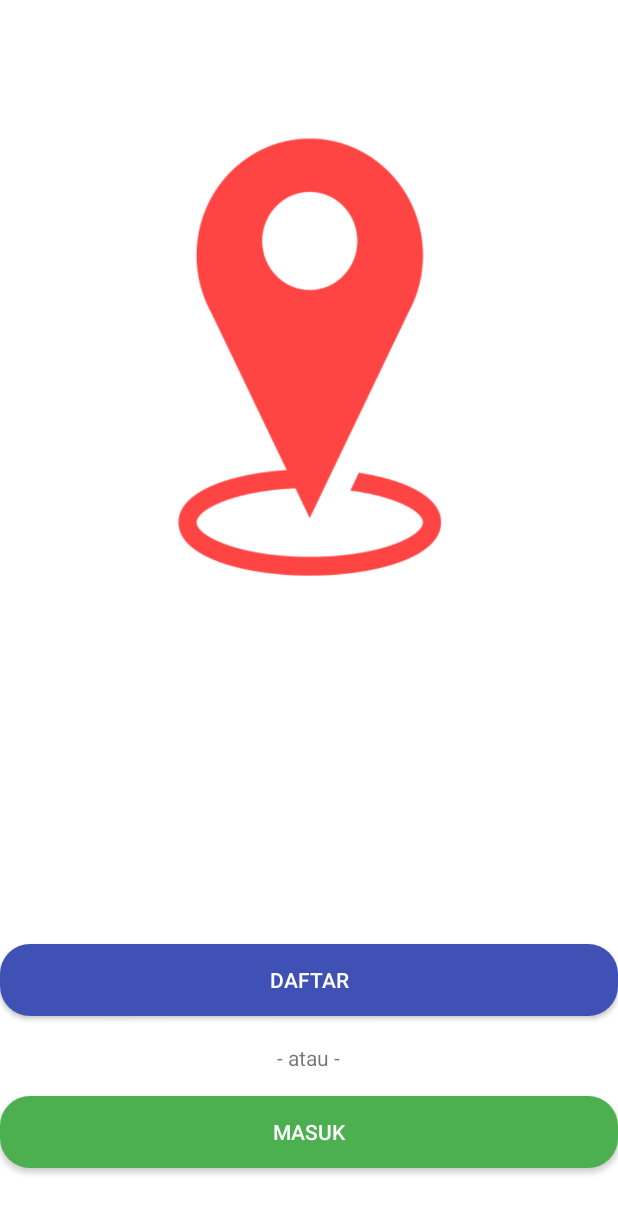
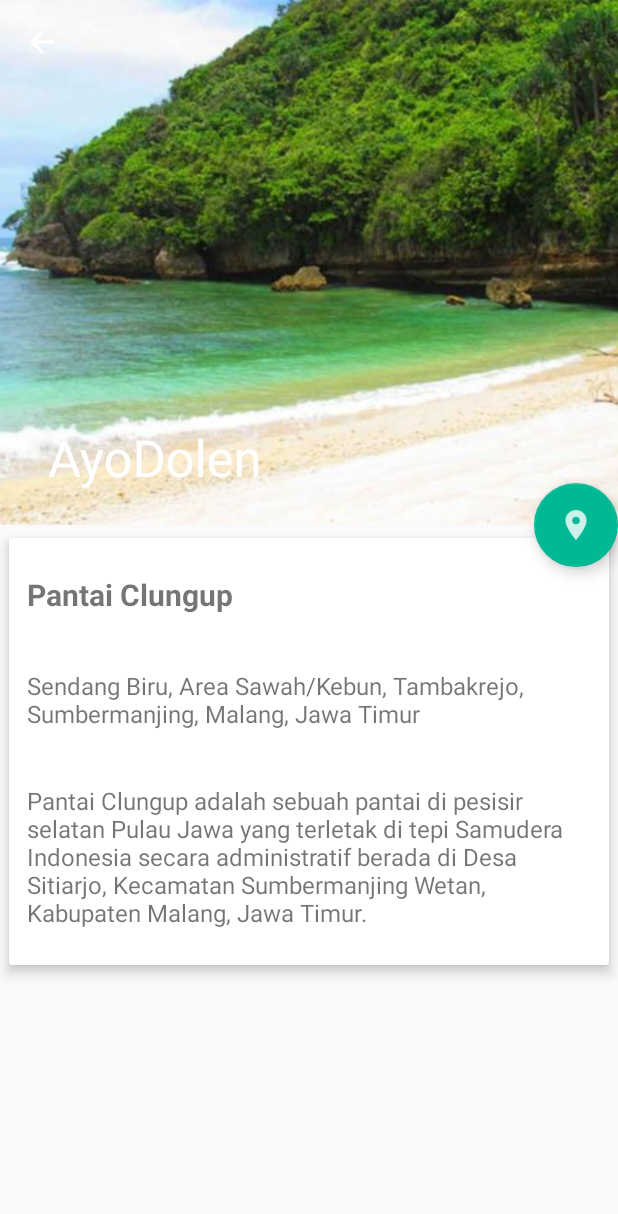
Before and after one commit to kriswidy/AplikasiDolen, an Android app: the screen it shows after launch (MainActivity before the commit, DetailWisataActivity after it), on a phone screen of 412 x 824 dp. Shown: the top 1214 px of the screen. Run offline under Robolectric (Android 15) with nearby library versions, the phone set to English and light mode, and no system bars.

Commit message:
try-colorPrimary

```diff
--- /dev/null
+++ b/app/src/main/java/com/example/android/ayodolen/DetailWisataActivity.java
@@ -0,0 +1,32 @@
+package com.example.android.ayodolen;
+
+import android.os.Bundle;
+import android.support.v7.app.AppCompatActivity;
+import android.widget.ImageView;
+import android.widget.TextView;
+
+public class DetailWisataActivity extends AppCompatActivity {
+
+    TextView nama_wisata, alamat, deskripsi;
+    ImageView imgWisata;
+
+    @Override
+    protected void onCreate(Bundle savedInstanceState) {
+        super.onCreate(savedInstanceState);
+        setContentView(R.layout.activity_detail_wisata);
+
+        nama_wisata = findViewById(R.id.tvDetailNama);
+        alamat = findViewById(R.id.tvDetailAlamat);
+        deskripsi = findViewById(R.id.tvDetailDeskripsi);
+
+        android.support.v7.widget.Toolbar toolbar = findViewById(R.id.toolbar);
+        setSupportActionBar(toolbar);
+
+        if(getSupportActionBar() != null) getSupportActionBar().setDisplayHomeAsUpEnabled(true);
+
+        nama_wisata.setText("Pantai Clungup");
+        alamat.setText("Sendang Biru, Area Sawah/Kebun, Tambakrejo, Sumbermanjing, Malang, Jawa Timur");
+        deskripsi.setText("Pantai Clungup adalah sebuah pantai di pesisir selatan Pulau Jawa yang terletak di tepi Samudera Indonesia secara administratif berada di Desa Sitiarjo, Kecamatan Sumbermanjing Wetan, Kabupaten Malang, Jawa Timur.");
+
+    }
+}
--- a/app/src/main/java/com/example/android/ayodolen/Rest/ApiClient.java
+++ b/app/src/main/java/com/example/android/ayodolen/Rest/ApiClient.java
@@ -8,7 +8,7 @@ import retrofit2.converter.gson.GsonConverterFactory;
  */
 
 public class ApiClient {
-    public static final String BASE_URL = "http://192.168.1.10/RestServerE-Dolen/";
+    public static final String BASE_URL = "http://192.168.1.11/RestServerE-Dolen/";
     private static Retrofit retrofit = null;
 
     public static Retrofit getClient(){
--- /dev/null
+++ b/app/src/main/res/layout/activity_detail_wisata.xml
@@ -0,0 +1,110 @@
+<?xml version="1.0" encoding="utf-8"?>
+<android.support.design.widget.CoordinatorLayout xmlns:android="http://schemas.android.com/apk/res/android"
+    xmlns:app="http://schemas.android.com/apk/res-auto"
+    xmlns:tools="http://schemas.android.com/tools"
+    android:layout_width="match_parent"
+    android:layout_height="match_parent"
+    tools:context="com.example.android.ayodolen.DetailWisataActivity">
+
+    <android.support.design.widget.AppBarLayout
+        android:id="@+id/app_bar_layout"
+        android:layout_width="match_parent"
+        android:layout_height="wrap_content"
+        android:theme="@style/ThemeOverlay.AppCompat.Dark.ActionBar"
+        android:fitsSystemWindows="true"
+        >
+
+        <android.support.design.widget.CollapsingToolbarLayout
+            android:layout_width="match_parent"
+            android:layout_height="350dp"
+            app:layout_scrollFlags="scroll|exitUntilCollapsed"
+            app:contentScrim="?android:attr/colorPrimary"
+            app:expandedTitleTextAppearance="@android:color/transparent"
+            android:fitsSystemWindows="true">
+
+            <ImageView
+                android:id="@+id/imgDetailWisata"
+                app:layout_collapseMode="parallax"
+                android:src="@drawable/bgwall"
+                android:contentDescription="Benar"
+                android:scaleType="centerCrop"
+                android:layout_width="match_parent"
+                android:layout_height="350dp" />
+
+            <android.support.v7.widget.Toolbar
+                android:id="@+id/toolbar"
+                android:layout_width="match_parent"
+                android:layout_height="?android:attr/actionBarSize"
+                app:popupTheme="@style/ThemeOverlay.AppCompat.Light"
+                android:title="Bismillah"
+                app:layout_collapseMode="pin"
+                />
+
+
+        </android.support.design.widget.CollapsingToolbarLayout>
+
+    </android.support.design.widget.AppBarLayout>
+
+    <android.support.v4.widget.NestedScrollView
+        android:layout_width="match_parent"
+        android:layout_height="match_parent"
+        android:clipToPadding="false"
+        app:layout_behavior="@string/appbar_scrolling_view_behavior"
+        >
+
+        <android.support.v7.widget.CardView
+            android:layout_width="match_parent"
+            android:layout_height="wrap_content"
+            android:layout_marginBottom="16dp"
+            app:cardElevation="5dp"
+            app:cardUseCompatPadding="true">
+
+            <LinearLayout
+                android:layout_width="match_parent"
+                android:layout_height="wrap_content"
+                android:orientation="vertical">
+
+                <TextView
+                    android:id="@+id/tvDetailNama"
+                    android:padding="12dp"
+                    android:textSize="20sp"
+                    android:layout_marginTop="12dp"
+                    android:textStyle="bold"
+                    android:text="Menarik"
+                    android:layout_width="wrap_content"
+                    android:layout_height="wrap_content" />
+
+                <TextView
+                    android:id="@+id/tvDetailAlamat"
+                    android:padding="12dp"
+                    android:textSize="16sp"
+                    android:layout_marginTop="12dp"
+                    android:text="Hyaasdsad"
+                    android:layout_width="wrap_content"
+                    android:layout_height="wrap_content" />
+
+                <TextView
+                    android:id="@+id/tvDetailDeskripsi"
+                    android:layout_width="wrap_content"
+                    android:layout_height="wrap_content"
+                    android:text="adasdasdsadasdsad"
+                    android:padding="12dp"
+                    android:textSize="16sp"
+                    android:layout_marginTop="12dp"
+                    android:layout_marginBottom="12dp"/>
+
+            </LinearLayout>
+        </android.support.v7.widget.CardView>
+
+    </android.support.v4.widget.NestedScrollView>
+
+    <android.support.design.widget.FloatingActionButton
+        android:src="@drawable/ic_direction"
+        android:layout_width="wrap_content"
+        android:layout_height="wrap_content"
+        app:elevation="6dp"
+        app:pressedTranslationZ="12dp"
+        app:layout_anchor="@id/app_bar_layout"
+        app:layout_anchorGravity="bottom|right|end"/>
+
+</android.support.design.widget.CoordinatorLayout>
--- a/app/src/main/res/values/colors.xml
+++ b/app/src/main/res/values/colors.xml
@@ -1,9 +1,10 @@
 <?xml version="1.0" encoding="utf-8"?>
 <resources>
-    <color name="colorPrimary">#3F51B5</color>
-    <color name="colorPrimaryDark">#303F9F</color>
-    <color name="colorAccent">#FF4081</color>
+    <color name="colorPrimary">#e17055</color>
+    <color name="colorPrimaryDark">#d63031</color>
+    <color name="colorAccent">#00b894</color>
     <color name="colorWhite">#FFFF</color>
     <color name="colorGreen">#4caf50</color>
     <color name="colorBlack">#212121</color>
+
 </resources>
--- a/app/src/main/res/values/styles.xml
+++ b/app/src/main/res/values/styles.xml
@@ -1,7 +1,7 @@
 <resources>
 
     <!-- Base application theme. -->
-    <style name="AppTheme" parent="Theme.AppCompat.Light.DarkActionBar">
+    <style name="AppTheme" parent="Theme.AppCompat.Light.NoActionBar">
         <!-- Customize your theme here. -->
         <item name="colorPrimary">@color/colorPrimary</item>
         <item name="colorPrimaryDark">@color/colorPrimaryDark</item>
```
Also changed, not shown: app/build.gradle (+9 -0 lines), app/src/main/AndroidManifest.xml (+15 -5 lines), app/src/main/java/com/example/android/ayodolen/LoginActivity.java (+11 -1 lines), app/src/main/java/com/example/android/ayodolen/Model/User.java (added, +63 -0 lines), app/src/main/java/com/example/android/ayodolen/Model/UserResponse.java (+14 -44 lines), app/src/main/java/com/example/android/ayodolen/Rest/ApiInterface.java (+4 -12 lines), app/src/main/res/layout/activity_login.xml (+6 -22 lines), app/src/main/res/layout/activity_register.xml (+29 -24 lines), app/src/main/res/drawable-hdpi/ic_direction.png (added), app/src/main/res/drawable-mdpi/ic_direction.png (added), app/src/main/res/drawable-xhdpi/ic_direction.png (added), app/src/main/res/drawable-xxhdpi/ic_direction.png (added), app/src/main/res/drawable/back-flat.png (added), app/src/main/res/drawable/bgwall.jpg (added), 1 more files.
